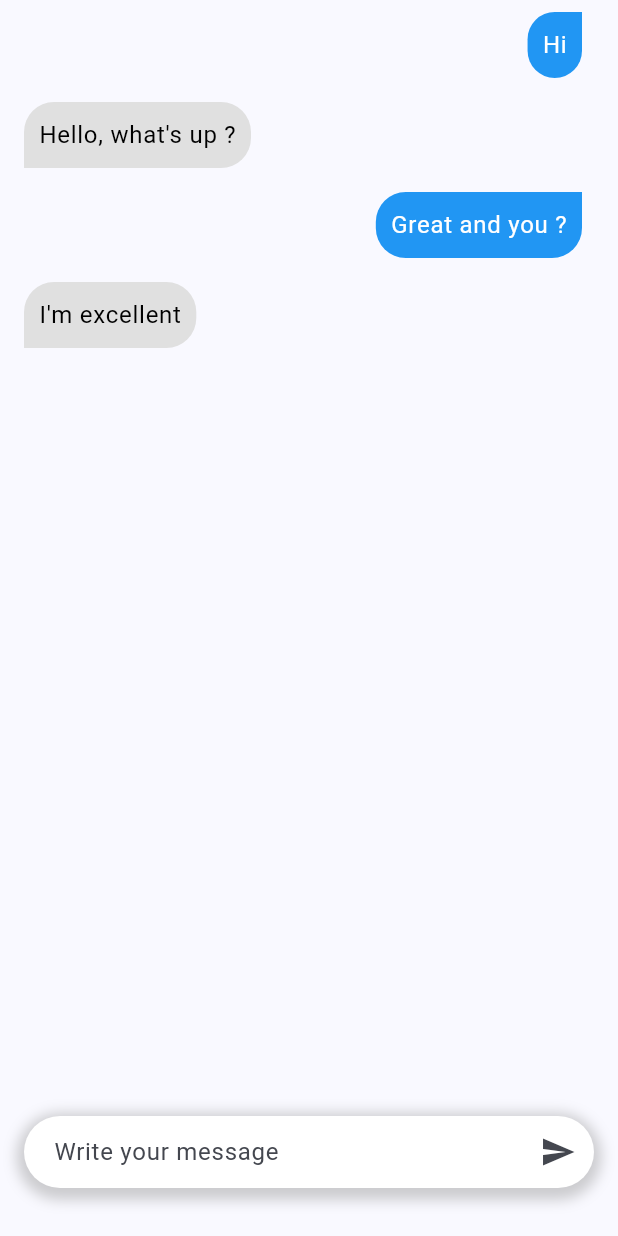
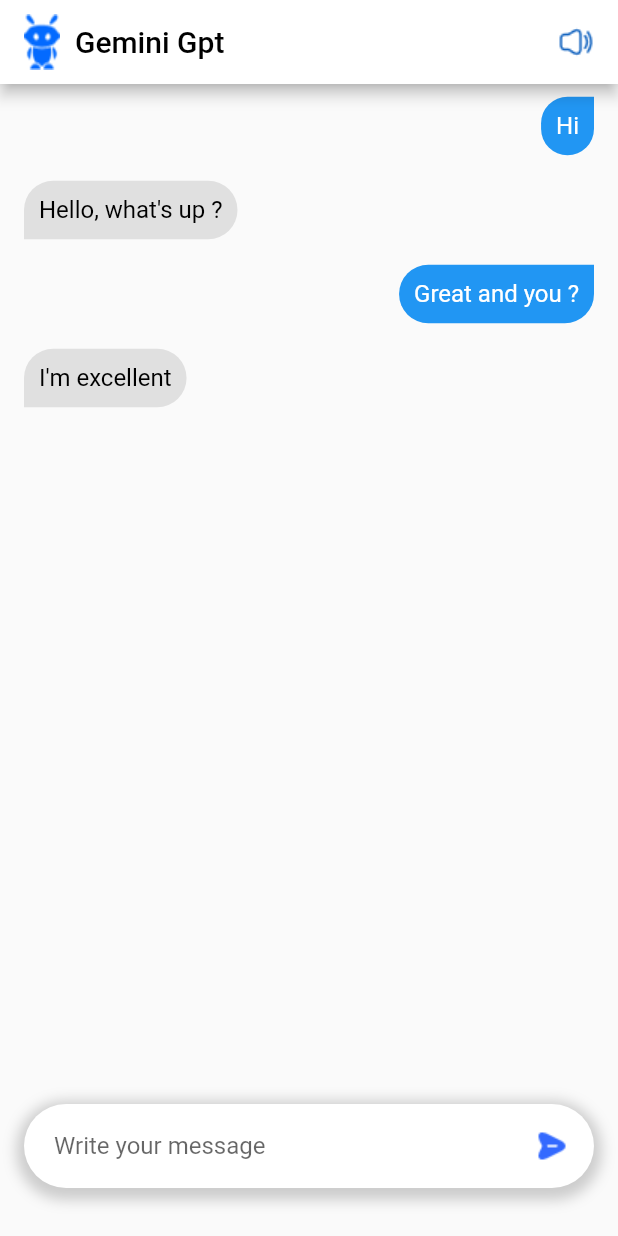
Before and after one commit to Fabrice-Fabio/gemini-chat-app, a Flutter app: the screen it shows after launch, on a phone screen of 412 x 824 dp. Run offline on Flutter 3.47's test engine with Material 3 defaults, Android fonts, the light colour scheme and no system bars.

Commit message:
add appbar

```diff
--- a/lib/main.dart
+++ b/lib/main.dart
@@ -14,7 +14,7 @@ class MyApp extends StatelessWidget {
       title: 'Flutter Demo',
       theme: ThemeData(
         colorScheme: ColorScheme.fromSeed(seedColor: Colors.blueAccent),
-        useMaterial3: true,
+        useMaterial3: false,
       ),
       home: const MyHomePage(),
     );
--- a/lib/myHomePage.dart
+++ b/lib/myHomePage.dart
@@ -20,6 +20,23 @@ class _MyHomePageState extends State<MyHomePage> {
   @override
   Widget build(BuildContext context) {
     return Scaffold(
+      appBar: AppBar(
+        centerTitle: false,
+        backgroundColor: Colors.white,
+        title: Row(
+          mainAxisAlignment: MainAxisAlignment.spaceBetween,
+          children: [
+            Row(
+              children: [
+                Image.asset('assets/gpt-robot.png'),
+                SizedBox(width: 10,),
+                Text('Gemini Gpt', style: TextStyle(color: Colors.black),)
+              ],
+            ),
+            Image.asset('assets/volume-high.png', color: Colors.blue[800],)
+          ],
+        ),
+      ),
       body: Column(
         children: [
           Expanded(
@@ -43,7 +60,7 @@ class _MyHomePageState extends State<MyHomePage> {
                             BorderRadius.only(
                                 topRight: Radius.circular(20),
                                 topLeft: Radius.circular(20),
-                                bottomRight: Radius.circular(20),
+                                bottomRight: Radius.circular(20)
                             )
                           ),
                           child: Text(
@@ -86,9 +103,12 @@ class _MyHomePageState extends State<MyHomePage> {
                     ),
                   ),
                   SizedBox(width: 8,),
-                  IconButton(
-                      onPressed: (){},
-                      icon: Icon(Icons.send)
+                  Padding(
+                    padding: const EdgeInsets.all(16.0),
+                    child: GestureDetector(
+                      child: Image.asset('assets/send.png'),
+                      onTap: (){},
+                    ),
                   )
                 ],
               ),
--- a/pubspec.yaml
+++ b/pubspec.yaml
@@ -59,7 +59,8 @@ flutter:
   uses-material-design: true
 
   # To add assets to your application, add an assets section, like this:
-  # assets:
+  assets:
+    - assets/
   #   - images/a_dot_burr.jpeg
   #   - images/a_dot_ham.jpeg
 
```
Also changed, not shown: assets/gpt-robot.png (added), assets/send.png (added), assets/volume-high.png (added).
